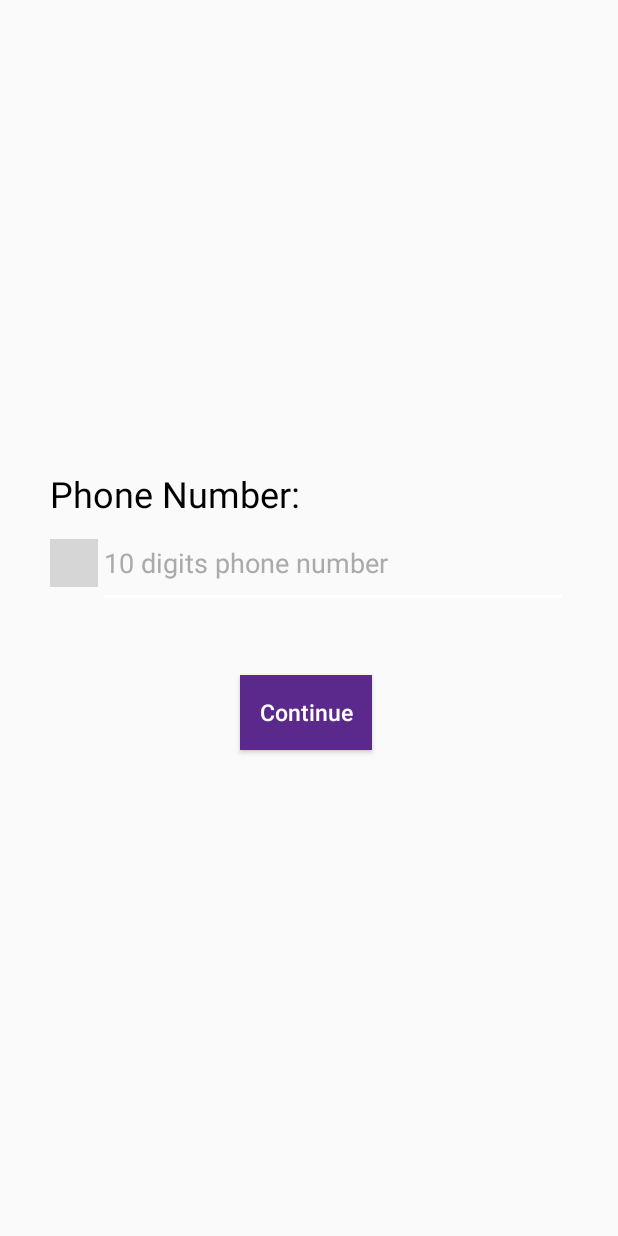
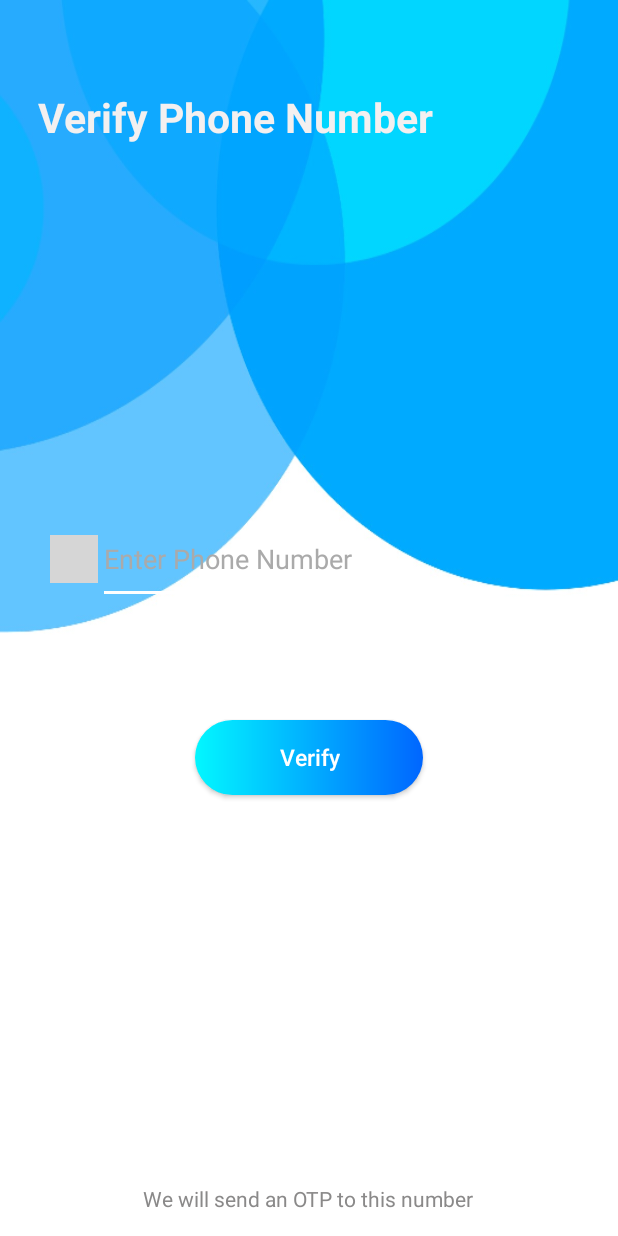
Before and after one commit to srishti01/stackUnderflow, an Android app: the screen it shows after launch (RegistrationActivity), on a phone screen of 412 x 824 dp. Run offline under Robolectric (Android 15) with nearby library versions, the phone set to English and light mode, and no system bars; our stand-ins replace Firebase (no records; nobody signed in at launch, a user with empty details on screens opened directly); libraries missing offline, so code that uses them is left out: com.hbb20; plain views replace CountryCodePicker; 2 statements that could not run were skipped; grey boxes are pictures that could not be loaded.

Commit message:
Registration and Main Activity UI done

```diff
--- /dev/null
+++ b/app/src/main/res/drawable/custom_button.xml
@@ -0,0 +1,8 @@
+<shape xmlns:android="http://schemas.android.com/apk/res/android">
+    <corners android:radius="50dp"/>
+    <gradient android:startColor="#02F7FF"
+     android:endColor="#0066FF"
+    android:type="linear"
+        />
+
+</shape>
--- a/app/src/main/res/layout/activity_register.xml
+++ b/app/src/main/res/layout/activity_register.xml
@@ -6,13 +6,27 @@
     android:layout_height="match_parent"
     tools:context=".RegistrationActivity">
 
+    <ImageView
+        android:layout_width="match_parent"
+        android:layout_height="match_parent"
+        android:background="@drawable/registration_activity_background"
+        />
+    <TextView
+        android:layout_width="match_parent"
+        android:layout_height="wrap_content"
+        android:text="Verify Phone Number"
+        android:layout_marginTop="59dp"
+        android:layout_marginLeft="25dp"
+        android:textColor="@color/white"
+        android:textSize="27sp"
+        android:textStyle="bold" />
 
     <TextView
         android:id="@+id/textview1"
         android:layout_width="match_parent"
         android:layout_height="wrap_content"
         android:layout_alignParentTop="true"
-        android:layout_marginTop="260dp"
+        android:layout_marginTop="290dp"
         android:layout_marginBottom="25dp"/>
 
     <RelativeLayout
@@ -25,19 +39,15 @@
         android:padding="8dp">
 
         <LinearLayout
+            android:id="@+id/linear_layout"
             android:layout_width="match_parent"
             android:layout_height="wrap_content"
             android:orientation="vertical">
 
-            <TextView
-                android:layout_width="match_parent"
-                android:layout_height="wrap_content"
-                android:text="Phone Number:"
-                android:textColor="@android:color/primary_text_light_nodisable"
-                android:textSize="24sp"
-                android:textStyle="normal" />
+
 
             <LinearLayout
+                android:id="@+id/layout"
                 android:layout_width="match_parent"
                 android:layout_height="wrap_content"
                 android:gravity="center_vertical">
@@ -54,7 +64,7 @@
                     android:layout_width="match_parent"
                     android:layout_height="60dp"
                     android:backgroundTint="@android:color/white"
-                    android:hint="10 digits phone number"
+                    android:hint="Enter Phone Number"
                     android:inputType="phone"
                     android:singleLine="true"
                     android:textColor="@android:color/primary_text_light_nodisable"
@@ -87,23 +97,33 @@
 
     <Button
         android:id="@+id/continueNextButton"
-        android:layout_width="wrap_content"
+        android:layout_width="100dp"
         android:layout_height="50dp"
         android:layout_below="@+id/codeText"
         android:layout_alignParentStart="true"
         android:layout_alignParentLeft="true"
         android:layout_alignParentEnd="true"
         android:layout_alignParentRight="true"
-        android:layout_marginStart="160dp"
+        android:layout_marginStart="130dp"
         android:layout_marginLeft="160dp"
         android:layout_marginTop="30dp"
-        android:layout_marginEnd="164dp"
+        android:layout_marginEnd="130dp"
         android:layout_marginRight="164dp"
-        android:background="@color/color5"
-        android:text="Continue"
+        android:background="@drawable/custom_button"
+        android:text="Verify"
         android:textAllCaps="false"
         android:textColor="@android:color/white"
-        android:textSize="15dp" />
+        android:textSize="15dp"
+        />
+    <TextView
+        android:layout_width="wrap_content"
+        android:layout_height="wrap_content"
+        android:text="We will send an OTP to this number"
+        android:layout_alignParentBottom="true"
+        android:layout_centerHorizontal="true"
+        android:paddingBottom="15dp"
+        android:textColor="#8A8989"
+        />
 
 
 </RelativeLayout>
--- a/app/src/main/res/values/colors.xml
+++ b/app/src/main/res/values/colors.xml
@@ -8,4 +8,6 @@
     <color name="color6">#932885</color>
     <color name="color7">#268FBF</color>
     <color name="white">#F3F0F0</color>
+    <color name="lightBlue">#02F7FF</color>
+    <color name="darkBlue">#0066FF</color>
 </resources>
```
Also changed, not shown: app/src/main/res/drawable/gradient_background_without_roundcorners.xml (added, +7 -0 lines), app/src/main/res/layout/activity_main2.xml (+8 -5 lines), app/src/main/res/layout/contact_design.xml (+21 -19 lines), app/src/main/res/drawable-xxhdpi/registration_activity_background.jpg (added).
